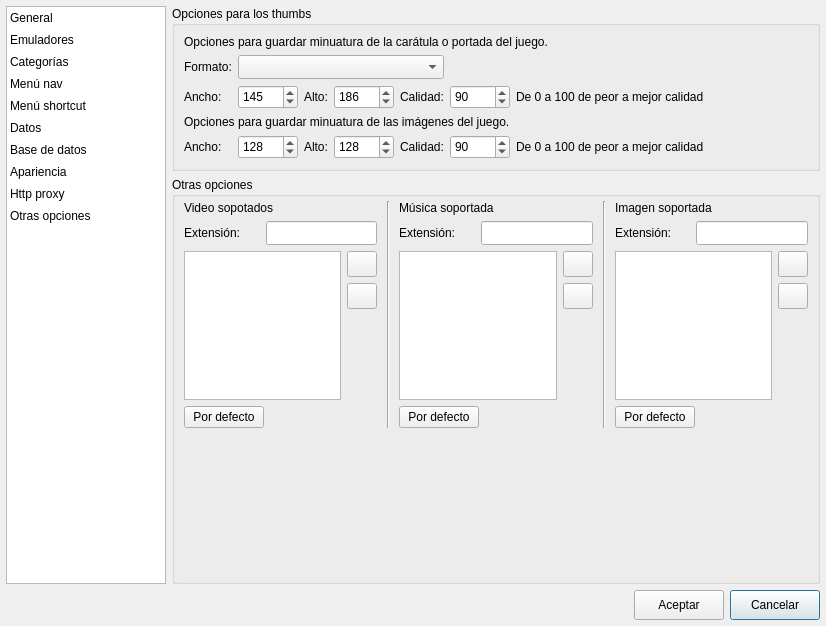
First picture: the form in ui/opciones.ui, repository Monthy/gr-lida, before the edit.
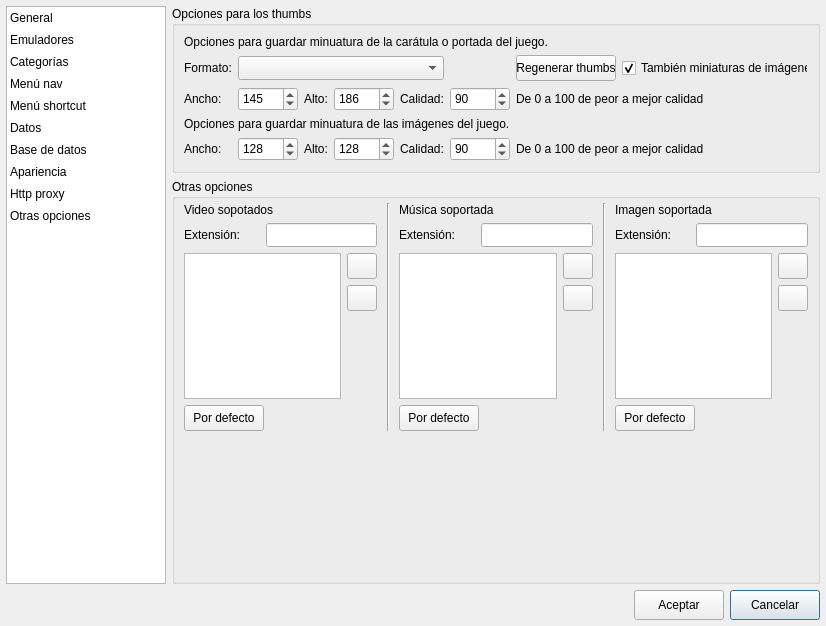
Second picture: the form after the edit. The open tabs and pages were chosen to show the change. Icons and pictures are not drawn. Custom widgets are drawn as their Qt base class.

Commit message: Añadido botón en las Opciones para regenerar todas las caratulas/thumbs/miniaturas con el aspecto correcto.

```diff
--- a/ui/opciones.ui
+++ b/ui/opciones.ui
@@ -4835,28 +4835,94 @@
          <property name="title">
           <string>Opciones para los thumbs</string>
          </property>
-         <layout class="QGridLayout" name="gridLayout_14">
-          <item row="0" column="0" colspan="7">
-           <widget class="QLabel" name="lb_Opt_74">
+         <layout class="QGridLayout" name="gridLayout_14" columnstretch="0,0,0,0,0,0,0,1">
+          <item row="4" column="2">
+           <widget class="QLabel" name="lb_Opt_70">
             <property name="text">
-             <string>Opciones para guardar minuatura de la carátula o portada del juego.</string>
+             <string>Alto:</string>
             </property>
            </widget>
           </item>
-          <item row="1" column="0">
-           <widget class="QLabel" name="lb_Opt_73">
-            <property name="text">
-             <string>Formato:</string>
+          <item row="4" column="1">
+           <widget class="QSpinBox" name="spinBox_thumb_img_width">
+            <property name="minimumSize">
+             <size>
+              <width>60</width>
+              <height>24</height>
+             </size>
             </property>
+            <property name="minimum">
+             <number>64</number>
+            </property>
+            <property name="maximum">
+             <number>1024</number>
+            </property>
+            <property name="value">
+             <number>128</number>
+            </property>
            </widget>
           </item>
-          <item row="1" column="1" colspan="4">
-           <widget class="QComboBox" name="cbx_thumb_format">
+          <item row="4" column="3">
+           <widget class="QSpinBox" name="spinBox_thumb_img_height">
             <property name="minimumSize">
              <size>
-              <width>0</width>
+              <width>60</width>
               <height>24</height>
              </size>
+            </property>
+            <property name="minimum">
+             <number>64</number>
+            </property>
+            <property name="maximum">
+             <number>1024</number>
+            </property>
+            <property name="value">
+             <number>128</number>
+            </property>
+           </widget>
+          </item>
+          <item row="4" column="5">
+           <widget class="QSpinBox" name="spinBox_thumb_img_quality">
+            <property name="minimumSize">
+             <size>
+              <width>60</width>
+              <height>24</height>
+             </size>
+            </property>
+            <property name="minimum">
+             <number>0</number>
+            </property>
+            <property name="maximum">
+             <number>100</number>
+            </property>
+            <property name="value">
+             <number>90</number>
+            </property>
+           </widget>
+          </item>
+          <item row="2" column="3">
+           <widget class="QSpinBox" name="spinBox_thumb_height">
+            <property name="minimumSize">
+             <size>
+              <width>60</width>
+              <height>24</height>
+             </size>
+            </property>
+            <property name="minimum">
+             <number>64</number>
+            </property>
+            <property name="maximum">
+             <number>1024</number>
+            </property>
+            <property name="value">
+             <number>186</number>
+            </property>
+           </widget>
+          </item>
+          <item row="4" column="0">
+           <widget class="QLabel" name="lb_Opt_72">
+            <property name="text">
+             <string>Ancho:</string>
             </property>
            </widget>
           </item>
@@ -4886,29 +4952,41 @@
             </property>
            </widget>
           </item>
-          <item row="2" column="2">
-           <widget class="QLabel" name="lb_Opt_66">
+          <item row="1" column="0">
+           <widget class="QLabel" name="lb_Opt_73">
             <property name="text">
-             <string>Alto:</string>
+             <string>Formato:</string>
             </property>
            </widget>
           </item>
-          <item row="2" column="3">
-           <widget class="QSpinBox" name="spinBox_thumb_height">
+          <item row="1" column="1" colspan="4">
+           <widget class="QComboBox" name="cbx_thumb_format">
             <property name="minimumSize">
              <size>
-              <width>60</width>
+              <width>0</width>
               <height>24</height>
              </size>
             </property>
-            <property name="minimum">
-             <number>64</number>
+           </widget>
+          </item>
+          <item row="0" column="0" colspan="7">
+           <widget class="QLabel" name="lb_Opt_74">
+            <property name="text">
+             <string>Opciones para guardar minuatura de la carátula o portada del juego.</string>
             </property>
-            <property name="maximum">
-             <number>1024</number>
+           </widget>
+          </item>
+          <item row="4" column="4">
+           <widget class="QLabel" name="lb_Opt_71">
+            <property name="text">
+             <string>Calidad:</string>
             </property>
-            <property name="value">
-             <number>186</number>
+           </widget>
+          </item>
+          <item row="3" column="0" colspan="7">
+           <widget class="QLabel" name="lb_Opt_75">
+            <property name="text">
+             <string>Opciones para guardar minuatura de las imágenes del juego.</string>
             </property>
            </widget>
           </item>
@@ -4938,105 +5016,14 @@
             </property>
            </widget>
           </item>
-          <item row="2" column="6">
-           <widget class="QLabel" name="lb_Opt_68">
-            <property name="sizePolicy">
-             <sizepolicy hsizetype="Expanding" vsizetype="Preferred">
-              <horstretch>0</horstretch>
-              <verstretch>0</verstretch>
-             </sizepolicy>
-            </property>
-            <property name="text">
-             <string>De 0 a 100 de peor a mejor calidad</string>
-            </property>
-           </widget>
-          </item>
-          <item row="3" column="0" colspan="7">
-           <widget class="QLabel" name="lb_Opt_75">
-            <property name="text">
-             <string>Opciones para guardar minuatura de las imágenes del juego.</string>
-            </property>
-           </widget>
-          </item>
-          <item row="4" column="0">
-           <widget class="QLabel" name="lb_Opt_72">
-            <property name="text">
-             <string>Ancho:</string>
-            </property>
-           </widget>
-          </item>
-          <item row="4" column="1">
-           <widget class="QSpinBox" name="spinBox_thumb_img_width">
-            <property name="minimumSize">
-             <size>
-              <width>60</width>
-              <height>24</height>
-             </size>
-            </property>
-            <property name="minimum">
-             <number>64</number>
-            </property>
-            <property name="maximum">
-             <number>1024</number>
-            </property>
-            <property name="value">
-             <number>128</number>
-            </property>
-           </widget>
-          </item>
-          <item row="4" column="2">
-           <widget class="QLabel" name="lb_Opt_70">
+          <item row="2" column="2">
+           <widget class="QLabel" name="lb_Opt_66">
             <property name="text">
              <string>Alto:</string>
             </property>
            </widget>
           </item>
-          <item row="4" column="3">
-           <widget class="QSpinBox" name="spinBox_thumb_img_height">
-            <property name="minimumSize">
-             <size>
-              <width>60</width>
-              <height>24</height>
-             </size>
-            </property>
-            <property name="minimum">
-             <number>64</number>
-            </property>
-            <property name="maximum">
-             <number>1024</number>
-            </property>
-            <property name="value">
-             <number>128</number>
-            </property>
-           </widget>
-          </item>
-          <item row="4" column="4">
-           <widget class="QLabel" name="lb_Opt_71">
-            <property name="text">
-             <string>Calidad:</string>
-            </property>
-           </widget>
-          </item>
-          <item row="4" column="5">
-           <widget class="QSpinBox" name="spinBox_thumb_img_quality">
-            <property name="minimumSize">
-             <size>
-              <width>60</width>
-              <height>24</height>
-             </size>
-            </property>
-            <property name="minimum">
-             <number>0</number>
-            </property>
-            <property name="maximum">
-             <number>100</number>
-            </property>
-            <property name="value">
-             <number>90</number>
-            </property>
-           </widget>
-          </item>
-          <item row="4" column="6">
+          <item row="4" column="6" colspan="2">
            <widget class="QLabel" name="lb_Opt_69">
             <property name="sizePolicy">
              <sizepolicy hsizetype="Expanding" vsizetype="Preferred">
@@ -5049,6 +5036,42 @@
             </property>
            </widget>
           </item>
+          <item row="2" column="6" colspan="2">
+           <widget class="QLabel" name="lb_Opt_68">
+            <property name="sizePolicy">
+             <sizepolicy hsizetype="Expanding" vsizetype="Preferred">
+              <horstretch>0</horstretch>
+              <verstretch>0</verstretch>
+             </sizepolicy>
+            </property>
+            <property name="text">
+             <string>De 0 a 100 de peor a mejor calidad</string>
+            </property>
+           </widget>
+          </item>
+          <item row="1" column="6">
+           <widget class="QPushButton" name="btn_regenerar_thumbs">
+            <property name="minimumSize">
+             <size>
+              <width>100</width>
+              <height>26</height>
+             </size>
+            </property>
+            <property name="text">
+             <string>Regenerar thumbs</string>
+            </property>
+           </widget>
+          </item>
+          <item row="1" column="7">
+           <widget class="QCheckBox" name="chk_regenerar_thumb_img">
+            <property name="text">
+             <string>También miniaturas de imágenes</string>
+            </property>
+            <property name="checked">
+             <bool>true</bool>
+            </property>
+           </widget>
+          </item>
          </layout>
         </widget>
        </item>
@@ -5349,6 +5372,12 @@
            <layout class="QHBoxLayout" name="horizontalLayout_13">
             <item>
              <widget class="QPushButton" name="btnExtVideoDefecto">
+              <property name="minimumSize">
+               <size>
+                <width>0</width>
+                <height>26</height>
+               </size>
+              </property>
               <property name="text">
                <string>Por defecto</string>
               </property>
@@ -5373,6 +5402,12 @@
            <layout class="QHBoxLayout" name="horizontalLayout_12">
             <item>
              <widget class="QPushButton" name="btnExtMusicDefecto">
+              <property name="minimumSize">
+               <size>
+                <width>0</width>
+                <height>26</height>
+               </size>
+              </property>
               <property name="text">
                <string>Por defecto</string>
               </property>
@@ -5397,6 +5432,12 @@
            <layout class="QHBoxLayout" name="horizontalLayout_14">
             <item>
              <widget class="QPushButton" name="btnExtImageDefecto">
+              <property name="minimumSize">
+               <size>
+                <width>0</width>
+                <height>26</height>
+               </size>
+              </property>
               <property name="text">
                <string>Por defecto</string>
               </property>
```
Left out of the diff: 9 changed lines with no effect on the pictures. The commit also changes 2 other files.
